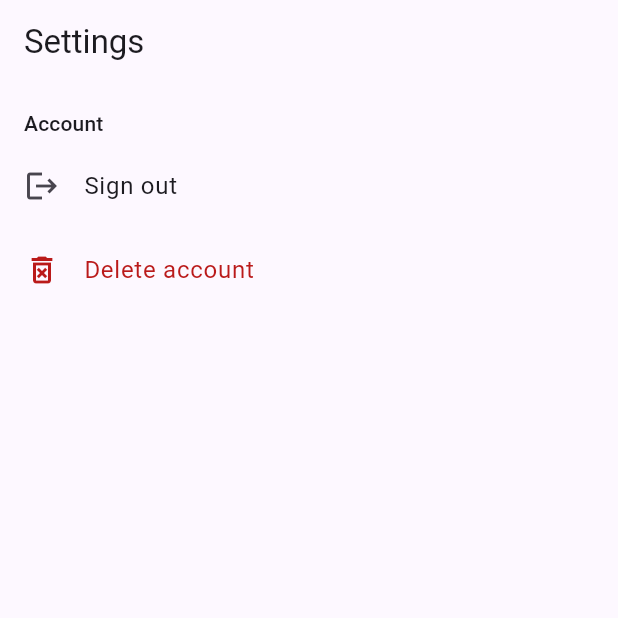
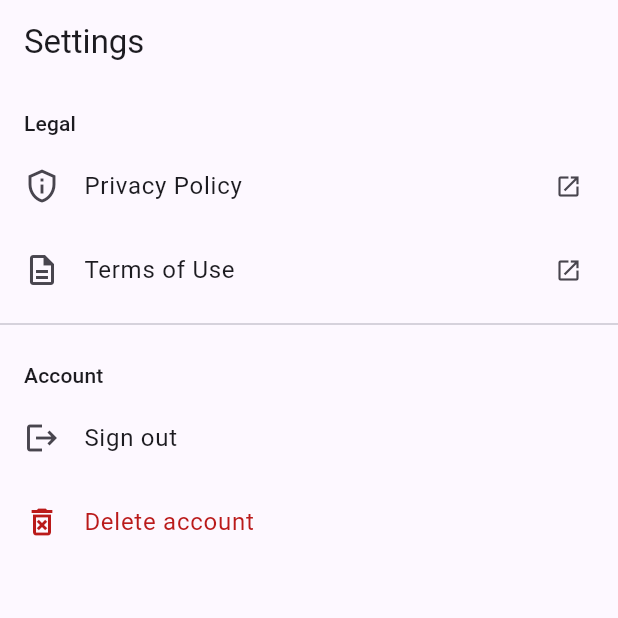
Before and after one commit to kuzeycaliskan/kept_giftory_app, a Flutter app: the SettingsScreen screen opened by its route, on a phone screen of 412 x 824 dp, the top half of it. Run offline on Flutter 3.47's test engine with Material 3 defaults, Android fonts, the phone set to English and light mode, and no system bars; our stand-ins replace firebase_core, firebase_messaging, flutter_local_notifications, flutter_riverpod, freezed_annotation, go_router and 7 more; accounts and stored records are empty; generated files the repository leaves out were written again.

Commit message:
feat(G-74): in-app legal section (privacy policy + terms via url_launcher)
Settings → Legal opens the public legal pages in the browser (Env URL
constants pointing at the marketing site; also the URLs the stores will
require). Content is DRAFT pending legal review. Website pages land next.

Co-Authored-By: Claude Fable 5 <noreply@anthropic.com>
Claude-Session: https://claude.ai/code/session_019J7pK1GVtjmyG7vABf85Pi

```diff
--- a/lib/features/settings/presentation/settings_screen.dart
+++ b/lib/features/settings/presentation/settings_screen.dart
@@ -1,7 +1,9 @@
 import 'package:flutter/material.dart';
 import 'package:flutter_riverpod/flutter_riverpod.dart';
+import 'package:kept/core/env/env.dart';
 import 'package:kept/core/l10n/l10n.dart';
 import 'package:kept/features/auth/application/auth_providers.dart';
+import 'package:url_launcher/url_launcher.dart';
 
 /// Settings hub (G-85 lite): account actions today (sign out, delete account
 /// — G-71). Privacy toggles (G-22), notification prefs (G-63) and legal texts
@@ -59,6 +61,17 @@ class _SettingsScreenState extends ConsumerState<SettingsScreen> {
     );
   }
 
+  Future<void> _openUrl(String url) async {
+    final ok = await launchUrl(
+      Uri.parse(url),
+      mode: LaunchMode.externalApplication,
+    );
+    if (!ok && mounted) {
+      ScaffoldMessenger.of(context)
+          .showSnackBar(SnackBar(content: Text(context.l10n.legalOpenError)));
+    }
+  }
+
   @override
   Widget build(BuildContext context) {
     final l10n = context.l10n;
@@ -68,6 +81,20 @@ class _SettingsScreenState extends ConsumerState<SettingsScreen> {
         children: [
           ListView(
             children: [
+              _SectionLabel(l10n.settingsLegalSection),
+              ListTile(
+                leading: const Icon(Icons.privacy_tip_outlined),
+                title: Text(l10n.legalPrivacyPolicy),
+                trailing: const Icon(Icons.open_in_new, size: 18),
+                onTap: () => _openUrl(Env.privacyPolicyUrl),
+              ),
+              ListTile(
+                leading: const Icon(Icons.description_outlined),
+                title: Text(l10n.legalTermsOfUse),
+                trailing: const Icon(Icons.open_in_new, size: 18),
+                onTap: () => _openUrl(Env.termsOfUseUrl),
+              ),
+              const Divider(),
               _SectionLabel(l10n.settingsAccountSection),
               ListTile(
                 leading: const Icon(Icons.logout),
--- a/lib/l10n/app_en.arb
+++ b/lib/l10n/app_en.arb
@@ -144,6 +144,10 @@
   "deleteAccountConfirmBody": "This is permanent. Your profile, wishlist, friends and received gifts are deleted. Gifts you gave friends stay in their history, anonymized.",
   "deleteAccountConfirm": "Delete permanently",
   "deleteAccountError": "Could not delete your account — please try again.",
+  "settingsLegalSection": "Legal",
+  "legalPrivacyPolicy": "Privacy Policy",
+  "legalTermsOfUse": "Terms of Use",
+  "legalOpenError": "Couldn't open the page.",
   "errorSessionInvalid": "Your session is no longer valid — please sign in again.",
 
   "friendsTitle": "Friends",
--- a/lib/l10n/app_tr.arb
+++ b/lib/l10n/app_tr.arb
@@ -113,6 +113,10 @@
   "deleteAccountConfirmBody": "Bu işlem kalıcıdır. Profilin, wishlist'in, arkadaşların ve aldığın hediyeler silinir. Arkadaşlarına verdiğin hediyeler onların geçmişinde anonim olarak kalır.",
   "deleteAccountConfirm": "Kalıcı olarak sil",
   "deleteAccountError": "Hesabın silinemedi — lütfen tekrar dene.",
+  "settingsLegalSection": "Yasal",
+  "legalPrivacyPolicy": "Gizlilik Politikası",
+  "legalTermsOfUse": "Kullanım Şartları",
+  "legalOpenError": "Sayfa açılamadı.",
   "errorSessionInvalid": "Oturumun artık geçerli değil — lütfen tekrar giriş yap.",
 
   "friendsTitle": "Arkadaşlar",
--- a/lib/l10n/gen/app_localizations.dart
+++ b/lib/l10n/gen/app_localizations.dart
@@ -728,6 +728,30 @@ abstract class AppLocalizations {
   /// **'Could not delete your account — please try again.'**
   String get deleteAccountError;
 
+  /// No description provided for @settingsLegalSection.
+  ///
+  /// In en, this message translates to:
+  /// **'Legal'**
+  String get settingsLegalSection;
+
+  /// No description provided for @legalPrivacyPolicy.
+  ///
+  /// In en, this message translates to:
+  /// **'Privacy Policy'**
+  String get legalPrivacyPolicy;
+
+  /// No description provided for @legalTermsOfUse.
+  ///
+  /// In en, this message translates to:
+  /// **'Terms of Use'**
+  String get legalTermsOfUse;
+
+  /// No description provided for @legalOpenError.
+  ///
+  /// In en, this message translates to:
+  /// **'Couldn\'t open the page.'**
+  String get legalOpenError;
+
   /// No description provided for @errorSessionInvalid.
   ///
   /// In en, this message translates to:
--- a/lib/l10n/gen/app_localizations_en.dart
+++ b/lib/l10n/gen/app_localizations_en.dart
@@ -344,6 +344,18 @@ class AppLocalizationsEn extends AppLocalizations {
       'Could not delete your account — please try again.';
 
   @override
+  String get settingsLegalSection => 'Legal';
+
+  @override
+  String get legalPrivacyPolicy => 'Privacy Policy';
+
+  @override
+  String get legalTermsOfUse => 'Terms of Use';
+
+  @override
+  String get legalOpenError => 'Couldn\'t open the page.';
+
+  @override
   String get errorSessionInvalid =>
       'Your session is no longer valid — please sign in again.';
 
--- a/pubspec.yaml
+++ b/pubspec.yaml
@@ -51,6 +51,7 @@ dependencies:
   shared_preferences: ^2.5.5
   sign_in_with_apple: ^7.0.1
   supabase_flutter: ^2.8.0
+  url_launcher: ^6.3.2
 
 dev_dependencies:
   build_runner: ^2.4.13
```
Also changed, not shown: lib/l10n/gen/app_localizations_tr.dart (+12 -0 lines), pubspec.lock, 2 other files.
